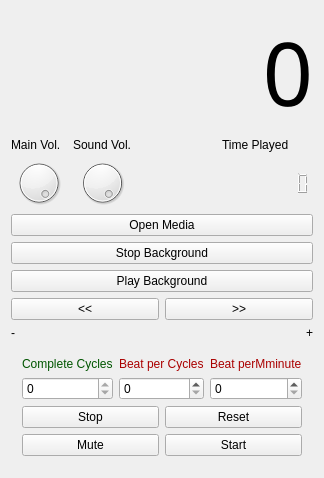
The window that widget.ui (pavelkral/smetronom) describes before a commit, drawn with Qt 5.
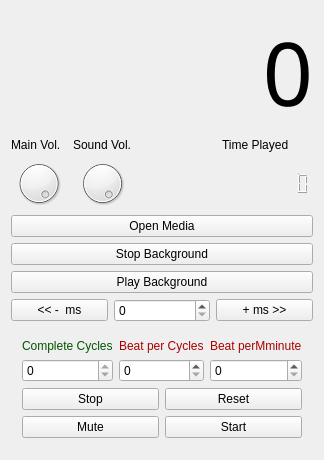
The same window after the commit. Icons and pictures are not drawn.

Diff of the .ui file:
```diff
--- a/widget.ui
+++ b/widget.ui
@@ -10,7 +10,7 @@
     <x>0</x>
     <y>0</y>
     <width>283</width>
-    <height>478</height>
+    <height>460</height>
    </rect>
   </property>
   <property name="sizePolicy">
@@ -150,39 +150,22 @@
    </item>
    <item row="3" column="0">
     <layout class="QGridLayout" name="gridLayout_3">
-     <item row="0" column="0">
-      <widget class="QPushButton" name="bt_seek_left">
-       <property name="text">
-        <string>&lt;&lt;</string>
-       </property>
-      </widget>
-     </item>
-     <item row="0" column="1">
+     <item row="0" column="2">
       <widget class="QPushButton" name="bt_seek_right">
        <property name="text">
-        <string>&gt;&gt;</string>
+        <string>+ ms &gt;&gt;</string>
        </property>
       </widget>
      </item>
-     <item row="1" column="1">
-      <widget class="QLabel" name="label_5">
-       <property name="layoutDirection">
-        <enum>Qt::RightToLeft</enum>
-       </property>
+     <item row="0" column="0">
+      <widget class="QPushButton" name="bt_seek_left">
        <property name="text">
-        <string>+</string>
+        <string>&lt;&lt; -  ms</string>
        </property>
-       <property name="alignment">
-        <set>Qt::AlignRight|Qt::AlignTrailing|Qt::AlignVCenter</set>
-       </property>
       </widget>
      </item>
-     <item row="1" column="0">
-      <widget class="QLabel" name="label_4">
-       <property name="text">
-        <string>-</string>
-       </property>
-      </widget>
+     <item row="0" column="1">
+      <widget class="QSpinBox" name="spinBox_4"/>
      </item>
     </layout>
    </item>
```
